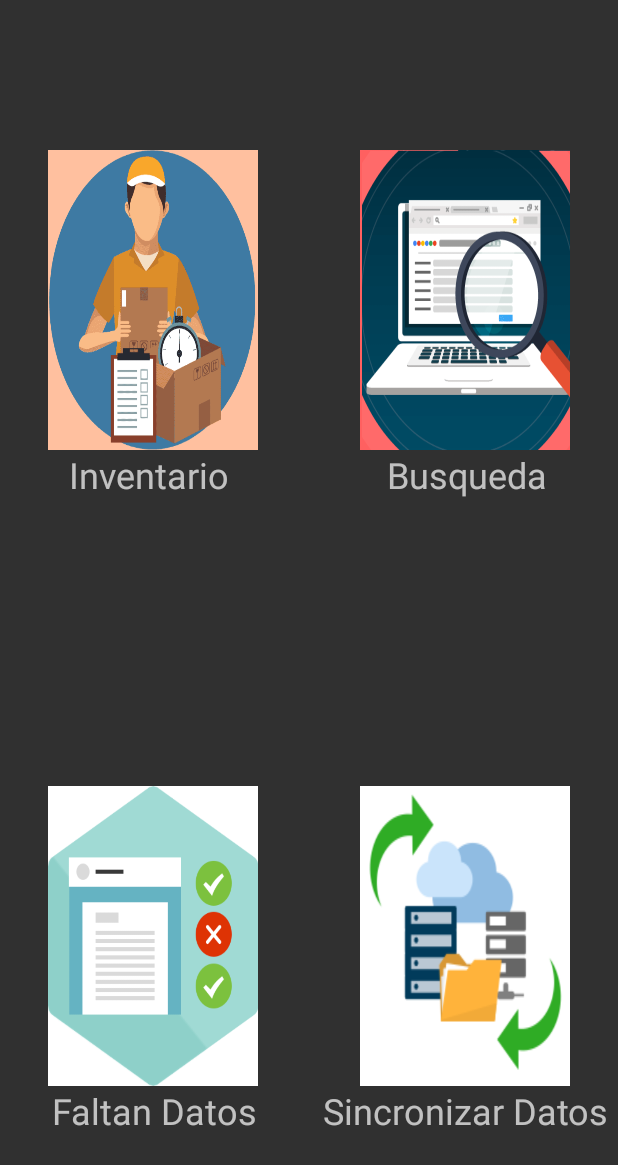
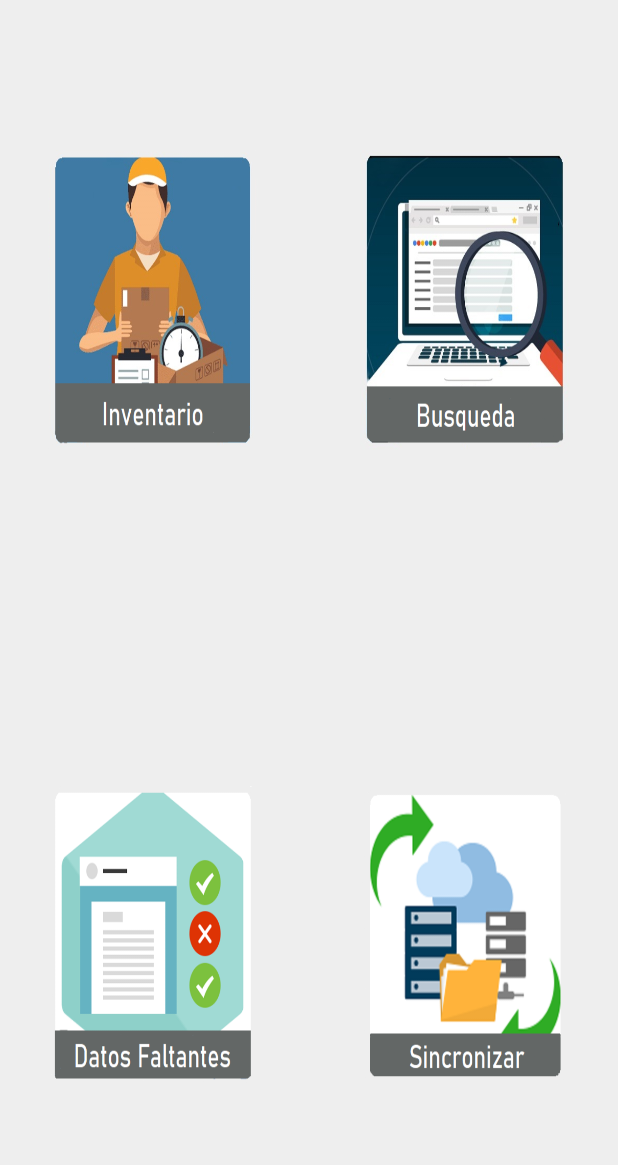
Before and after one commit to henrymon342/DemoRFID, an Android app: the PrincipalActivity screen opened directly, with no data from a screen before it, on a phone screen of 412 x 824 dp. Shown: the top 1165 px of the screen. Run offline under Robolectric (Android 15) with nearby library versions, the phone set to English and light mode, and no system bars.

Commit message:
pantalla principal lista

```diff
--- a/app/src/main/res/layout/main.xml
+++ b/app/src/main/res/layout/main.xml
@@ -5,14 +5,16 @@
     xmlns:tools="http://schemas.android.com/tools"
     android:id="@+id/mainLayout"
     android:layout_width="match_parent"
-    android:layout_height="match_parent">
+    android:layout_height="match_parent"
+    android:background="@color/white1">
+
     <Button
         android:id="@+id/btn_missing"
         android:layout_width="140dp"
         android:layout_height="200dp"
         android:layout_marginStart="32dp"
         android:layout_marginBottom="100dp"
-        android:background="@drawable/incomplete"
+        android:background="@drawable/incomplete2"
         app:layout_constraintBottom_toBottomOf="parent"
         app:layout_constraintStart_toStartOf="parent" />
 
@@ -22,10 +24,11 @@
         android:layout_height="200dp"
         android:layout_marginStart="32dp"
         android:layout_marginTop="100dp"
-        android:background="@drawable/inventario"
+        android:background="@drawable/inventario3"
         android:textAlignment="center"
         app:layout_constraintStart_toStartOf="parent"
         app:layout_constraintTop_toTopOf="parent" />
+
 
     <Button
         android:id="@+id/btn_busqueda"
@@ -33,7 +36,8 @@
         android:layout_height="200dp"
         android:layout_marginTop="100dp"
         android:layout_marginEnd="32dp"
-        android:background="@drawable/busqueda"
+        android:background="@drawable/busqueda3"
+        android:ellipsize="none"
         app:layout_constraintEnd_toEndOf="parent"
         app:layout_constraintTop_toTopOf="parent" />
 
@@ -43,46 +47,8 @@
         android:layout_height="200dp"
         android:layout_marginEnd="32dp"
         android:layout_marginBottom="100dp"
-        android:background="@drawable/synchronize"
+        android:background="@drawable/synchronize2"
         app:layout_constraintBottom_toBottomOf="parent"
         app:layout_constraintEnd_toEndOf="parent" />
 
-    <TextView
-        android:id="@+id/textView3"
-        android:layout_width="wrap_content"
-        android:layout_height="wrap_content"
-        android:layout_marginStart="14dp"
-        android:text="Inventario"
-        android:textSize="24sp"
-        app:layout_constraintStart_toStartOf="@+id/btn_inventario"
-        app:layout_constraintTop_toBottomOf="@+id/btn_inventario" />
-
-    <TextView
-        android:id="@+id/textView5"
-        android:layout_width="wrap_content"
-        android:layout_height="wrap_content"
-        android:layout_marginEnd="15dp"
-        android:text="Busqueda"
-        android:textSize="24sp"
-        app:layout_constraintEnd_toEndOf="@+id/btn_busqueda"
-        app:layout_constraintTop_toBottomOf="@+id/btn_busqueda" />
-
-    <TextView
-        android:id="@+id/textView6"
-        android:layout_width="wrap_content"
-        android:layout_height="wrap_content"
-        android:text="Faltan Datos"
-        android:textSize="24sp"
-        app:layout_constraintEnd_toEndOf="@+id/btn_missing"
-        app:layout_constraintTop_toBottomOf="@+id/btn_missing" />
-
-    <TextView
-        android:id="@+id/textView7"
-        android:layout_width="wrap_content"
-        android:layout_height="wrap_content"
-        android:layout_marginEnd="6dp"
-        android:text="Sincronizar Datos"
-        android:textSize="24sp"
-        app:layout_constraintEnd_toEndOf="parent"
-        app:layout_constraintTop_toBottomOf="@+id/btn_syncronize" />
 </androidx.constraintlayout.widget.ConstraintLayout>
```
Also changed, not shown: app/src/main/res/drawable/busqueda.jpg (added), app/src/main/res/drawable/busqueda.png (deleted), app/src/main/res/drawable/busqueda2.jpg (added), app/src/main/res/drawable/busqueda3.png (added), app/src/main/res/drawable/incomplete.png, app/src/main/res/drawable/incomplete2.png (added), app/src/main/res/drawable/inventario.png, app/src/main/res/drawable/inventario2.jpg (added), app/src/main/res/drawable/inventario3.png (added), app/src/main/res/drawable/synchronize.png, app/src/main/res/drawable/synchronize2.png (added).
